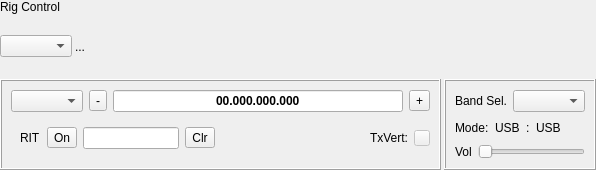
Qt form mqt/MqtLogger/rigcontrolframe.ui (Rsclub22/Minos2-Mirror) before a commit.
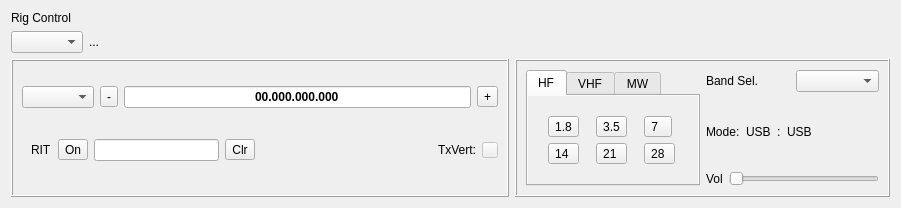
The same form after that commit. The open tabs and pages were chosen to show the change. Custom widgets are drawn as their Qt base class.

Commit message: test band buttons in rigcontrolframe and background colour of QTabs

Patch:
```diff
--- a/mqt/MqtLogger/rigcontrolframe.ui
+++ b/mqt/MqtLogger/rigcontrolframe.ui
@@ -6,8 +6,8 @@
    <rect>
     <x>0</x>
     <y>0</y>
-    <width>596</width>
-    <height>170</height>
+    <width>901</width>
+    <height>208</height>
    </rect>
   </property>
   <property name="windowTitle">
@@ -19,22 +19,7 @@
   <property name="frameShadow">
    <enum>QFrame::Raised</enum>
   </property>
-  <layout class="QVBoxLayout" name="verticalLayout_2">
-   <property name="spacing">
-    <number>3</number>
-   </property>
-   <property name="leftMargin">
-    <number>0</number>
-   </property>
-   <property name="topMargin">
-    <number>0</number>
-   </property>
-   <property name="rightMargin">
-    <number>0</number>
-   </property>
-   <property name="bottomMargin">
-    <number>0</number>
-   </property>
+  <layout class="QVBoxLayout" name="verticalLayout_7">
    <item>
     <widget class="QLabel" name="label_3">
      <property name="sizePolicy">
@@ -297,6 +282,177 @@
        </property>
        <layout class="QVBoxLayout" name="verticalLayout_3">
         <item>
+         <layout class="QHBoxLayout" name="horizontalLayout_10">
+          <item>
+           <widget class="QTabWidget" name="tabWidget">
+            <property name="autoFillBackground">
+             <bool>true</bool>
+            </property>
+            <property name="currentIndex">
+             <number>2</number>
+            </property>
+            <widget class="QWidget" name="tab">
+             <property name="autoFillBackground">
+              <bool>true</bool>
+             </property>
+             <attribute name="title">
+              <string>HF</string>
+             </attribute>
+             <layout class="QVBoxLayout" name="verticalLayout_2">
+              <item>
+               <layout class="QGridLayout" name="gridLayout">
+                <item row="0" column="2">
+                 <widget class="QToolButton" name="toolButton_3">
+                  <property name="text">
+                   <string>7  </string>
+                  </property>
+                 </widget>
+                </item>
+                <item row="0" column="0">
+                 <widget class="QToolButton" name="toolButton">
+                  <property name="text">
+                   <string>1.8</string>
+                  </property>
+                 </widget>
+                </item>
+                <item row="0" column="1">
+                 <widget class="QToolButton" name="toolButton_2">
+                  <property name="text">
+                   <string>3.5</string>
+                  </property>
+                 </widget>
+                </item>
+                <item row="1" column="0">
+                 <widget class="QToolButton" name="toolButton_4">
+                  <property name="text">
+                   <string>14 </string>
+                  </property>
+                 </widget>
+                </item>
+                <item row="1" column="1">
+                 <widget class="QToolButton" name="toolButton_5">
+                  <property name="text">
+                   <string>21 </string>
+                  </property>
+                 </widget>
+                </item>
+                <item row="1" column="2">
+                 <widget class="QToolButton" name="toolButton_6">
+                  <property name="text">
+                   <string>28 </string>
+                  </property>
+                 </widget>
+                </item>
+               </layout>
+              </item>
+             </layout>
+            </widget>
+            <widget class="QWidget" name="tab_2">
+             <property name="autoFillBackground">
+              <bool>true</bool>
+             </property>
+             <attribute name="title">
+              <string>VHF</string>
+             </attribute>
+             <layout class="QVBoxLayout" name="verticalLayout_4">
+              <item>
+               <layout class="QGridLayout" name="gridLayout_2">
+                <item row="0" column="1">
+                 <widget class="QToolButton" name="toolButton_8">
+                  <property name="text">
+                   <string>144 </string>
+                  </property>
+                 </widget>
+                </item>
+                <item row="0" column="0">
+                 <widget class="QToolButton" name="toolButton_7">
+                  <property name="text">
+                   <string> 50  </string>
+                  </property>
+                 </widget>
+                </item>
+                <item row="0" column="2">
+                 <widget class="QToolButton" name="toolButton_9">
+                  <property name="text">
+                   <string>432 </string>
+                  </property>
+                 </widget>
+                </item>
+                <item row="1" column="0">
+                 <widget class="QToolButton" name="toolButton_10">
+                  <property name="text">
+                   <string>1296</string>
+                  </property>
+                 </widget>
+                </item>
+                <item row="1" column="2">
+                 <widget class="QLabel" name="label_5">
+                  <property name="text">
+                   <string>MHz</string>
+                  </property>
+                 </widget>
+                </item>
+               </layout>
+              </item>
+             </layout>
+            </widget>
+            <widget class="QWidget" name="tab_3">
+             <property name="autoFillBackground">
+              <bool>true</bool>
+             </property>
+             <attribute name="title">
+              <string>MW</string>
+             </attribute>
+             <layout class="QVBoxLayout" name="verticalLayout_5">
+              <item>
+               <layout class="QGridLayout" name="gridLayout_3">
+                <item row="0" column="2">
+                 <widget class="QToolButton" name="toolButton_15">
+                  <property name="text">
+                   <string>5.6</string>
+                  </property>
+                 </widget>
+                </item>
+                <item row="0" column="0">
+                 <widget class="QToolButton" name="toolButton_13">
+                  <property name="text">
+                   <string>2.3</string>
+                  </property>
+                 </widget>
+                </item>
+                <item row="0" column="1">
+                 <widget class="QToolButton" name="toolButton_14">
+                  <property name="text">
+                   <string>3.2</string>
+                  </property>
+                 </widget>
+                </item>
+                <item row="1" column="0">
+                 <widget class="QToolButton" name="toolButton_16">
+                  <property name="autoFillBackground">
+                   <bool>true</bool>
+                  </property>
+                  <property name="text">
+                   <string>10 </string>
+                  </property>
+                 </widget>
+                </item>
+                <item row="1" column="2">
+                 <widget class="QLabel" name="label_4">
+                  <property name="text">
+                   <string>GHZ</string>
+                  </property>
+                 </widget>
+                </item>
+               </layout>
+              </item>
+             </layout>
+            </widget>
+           </widget>
+          </item>
+          <item>
+           <layout class="QVBoxLayout" name="verticalLayout_6">
+            <item>
          <layout class="QHBoxLayout" name="horizontalLayout">
           <item>
            <widget class="QLabel" name="bandSellbl">
@@ -380,6 +536,10 @@
              <enum>Qt::Horizontal</enum>
             </property>
            </widget>
+              </item>
+             </layout>
+            </item>
+           </layout>
           </item>
          </layout>
         </item>
```
Lines whose indentation alone changed are shown as unchanged. The commit also changes 1 other file.
